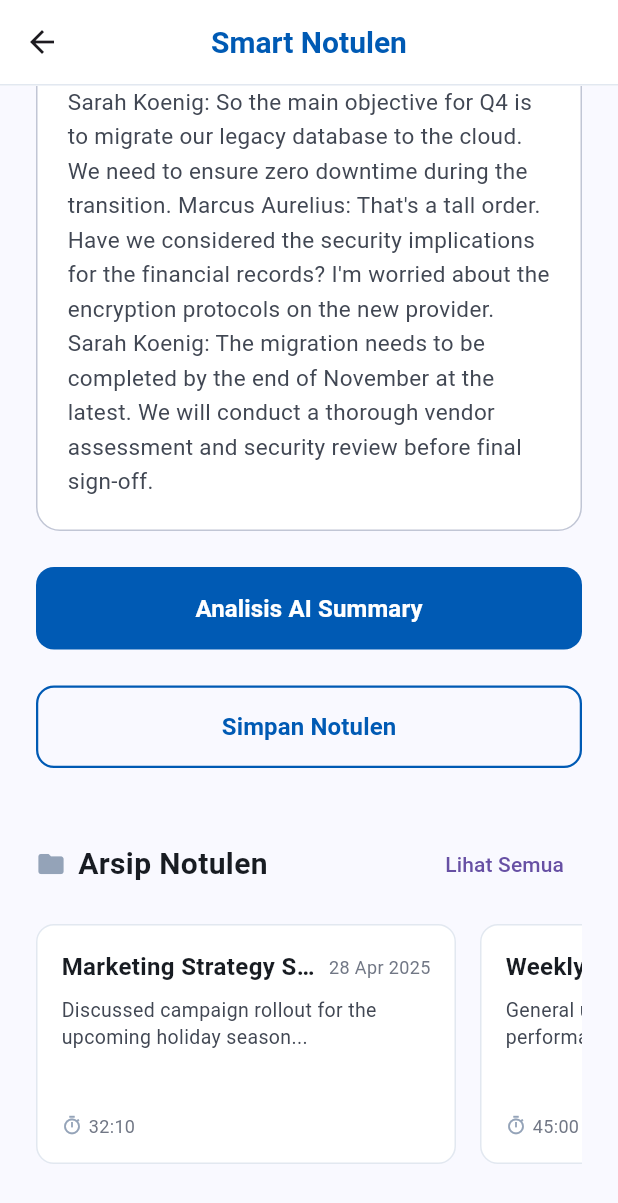
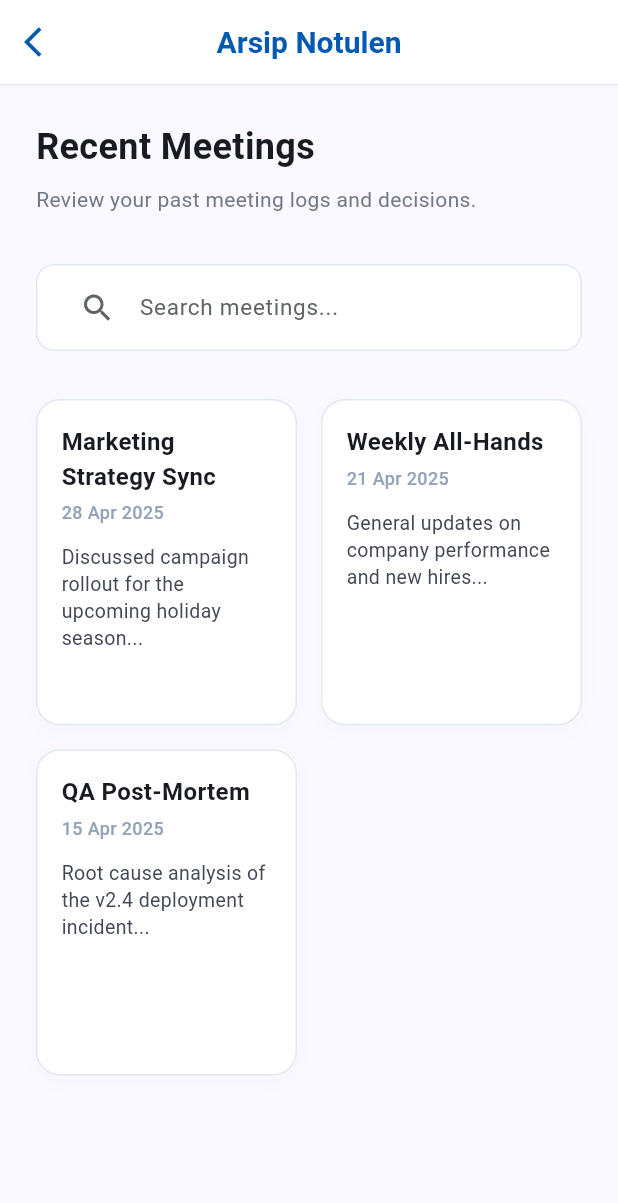
Before and after one commit to nisszhra/smartworklife_mobile, a Flutter app: the NotulenView screen opened by its route, scrolled down 402 dp, after a tap on "Lihat Semua", on a phone screen of 412 x 824 dp. Shown: the top 1203 px of the screen. Run offline on Flutter 3.47's test engine with Material 3 defaults, Android fonts, the phone set to English and light mode, and no system bars; our stand-ins replace get.

Commit message:
menambahkan dan edit komponen

```diff
--- /dev/null
+++ b/lib/app/modules/notulen/views/notulen_archive_view.dart
@@ -0,0 +1,155 @@
+import 'package:flutter/material.dart';
+import 'package:get/get.dart';
+import '../controllers/notulen_controller.dart';
+
+class NotulenArchiveView extends GetView<NotulenController> {
+  const NotulenArchiveView({super.key});
+
+  @override
+  Widget build(BuildContext context) {
+    return Scaffold(
+      backgroundColor: const Color(0xFFF9F9FF),
+      appBar: AppBar(
+        title: const Text(
+          'Arsip Notulen',
+          style: TextStyle(
+            fontWeight: FontWeight.bold,
+            fontSize: 20,
+            color: Color(0xFF005AB4),
+          ),
+        ),
+        centerTitle: true,
+        elevation: 0,
+        backgroundColor: Colors.white,
+        surfaceTintColor: Colors.transparent,
+        leading: IconButton(
+          icon: const Icon(Icons.arrow_back_ios, color: Color(0xFF005AB4)),
+          onPressed: () => Get.back(),
+        ),
+        bottom: PreferredSize(
+          preferredSize: const Size.fromHeight(1),
+          child: Container(
+            color: const Color(0xFFE2E8F0),
+            height: 1,
+          ),
+        ),
+      ),
+      body: SingleChildScrollView(
+        padding: const EdgeInsets.all(24),
+        child: Column(
+          crossAxisAlignment: CrossAxisAlignment.start,
+          children: [
+            const Text(
+              'Recent Meetings',
+              style: TextStyle(
+                fontSize: 24,
+                fontWeight: FontWeight.bold,
+                color: Color(0xFF181C22),
+              ),
+            ),
+            const SizedBox(height: 8),
+            const Text(
+              'Review your past meeting logs and decisions.',
+              style: TextStyle(
+                fontSize: 14,
+                color: Color(0xFF717785),
+                height: 1.5,
+              ),
+            ),
+            const SizedBox(height: 32),
+            // Search Bar
+            Container(
+              padding: const EdgeInsets.symmetric(horizontal: 16, vertical: 4),
+              decoration: BoxDecoration(
+                color: Colors.white,
+                borderRadius: BorderRadius.circular(12),
+                border: Border.all(color: const Color(0xFFE2E8F0)),
+              ),
+              child: const TextField(
+                decoration: InputDecoration(
+                  hintText: 'Search meetings...',
+                  hintStyle: TextStyle(color: Color(0xFF5F6368), fontSize: 15),
+                  prefixIcon: Icon(Icons.search, color: Color(0xFF5F6368)),
+                  border: InputBorder.none,
+                  contentPadding: EdgeInsets.symmetric(vertical: 12),
+                ),
+              ),
+            ),
+            const SizedBox(height: 32),
+            // Grid of Cards
+            Obx(() => GridView.builder(
+                  shrinkWrap: true,
+                  physics: const NeverScrollableScrollPhysics(),
+                  gridDelegate: const SliverGridDelegateWithFixedCrossAxisCount(
+                    crossAxisCount: 2,
+                    crossAxisSpacing: 16,
+                    mainAxisSpacing: 16,
+                    childAspectRatio: 0.8,
+                  ),
+                  itemCount: controller.archivedMeetings.length,
+                  itemBuilder: (context, index) {
+                    final archive = controller.archivedMeetings[index];
+                    return _buildArchiveCard(archive);
+                  },
+                )),
+          ],
+        ),
+      ),
+    );
+  }
+
+  Widget _buildArchiveCard(ArchivedMeeting archive) {
+    return Container(
+      padding: const EdgeInsets.all(16),
+      decoration: BoxDecoration(
+        color: Colors.white,
+        borderRadius: BorderRadius.circular(16),
+        border: Border.all(color: const Color(0xFFE2E8F0)),
+        boxShadow: [
+          BoxShadow(
+            color: Colors.black.withOpacity(0.02),
+            blurRadius: 10,
+            offset: const Offset(0, 4),
+          ),
+        ],
+      ),
+      child: Column(
+        crossAxisAlignment: CrossAxisAlignment.start,
+        children: [
+          Text(
+            archive.title,
+            style: const TextStyle(
+              fontSize: 16,
+              fontWeight: FontWeight.bold,
+              color: Color(0xFF181C22),
+            ),
+            maxLines: 2,
+            overflow: TextOverflow.ellipsis,
+          ),
+          const SizedBox(height: 4),
+          Text(
+            archive.date,
+            style: const TextStyle(
+              fontSize: 12,
+              color: Color(0xFF94A3B8),
+              fontWeight: FontWeight.w500,
+            ),
+          ),
+          const SizedBox(height: 12),
+          Expanded(
+            child: Text(
+              archive.preview,
+              style: const TextStyle(
+                fontSize: 13,
+                color: Color(0xFF414753),
+                height: 1.4,
+              ),
+              maxLines: 4,
+              overflow: TextOverflow.ellipsis,
+            ),
+          ),
+        ],
+      ),
+    );
+  }
+}
--- a/lib/app/modules/notulen/views/notulen_view.dart
+++ b/lib/app/modules/notulen/views/notulen_view.dart
@@ -1,6 +1,7 @@
 import 'package:flutter/material.dart';
 import 'package:get/get.dart';
 import '../controllers/notulen_controller.dart';
+import 'notulen_archive_view.dart';
 
 class NotulenView extends GetView<NotulenController> {
   const NotulenView({super.key});
@@ -580,10 +581,12 @@ class NotulenView extends GetView<NotulenController> {
               ],
             ),
             TextButton(
-              onPressed: () {
-                // Navigate to archived meetings list page
-              },
-              child: const Text('Lihat Semua'),
+              onPressed: () => Get.to(() => const NotulenArchiveView()),
+              child: const Text('Lihat Semua',
+              style: TextStyle(
+                color: Color(0xFF005AB4),
+                fontWeight: FontWeight.w600,
+              ),),
             ),
           ],
         ),
--- a/lib/app/modules/profile/controllers/profile_controller.dart
+++ b/lib/app/modules/profile/controllers/profile_controller.dart
@@ -124,4 +124,8 @@ class ProfileController extends GetxController {
       margin: const EdgeInsets.all(16),
     );
   }
+
+  void logout() {
+    Get.offAllNamed('/login');
+  }
 }
--- a/lib/app/modules/stretching/views/stretching_detail_view.dart
+++ b/lib/app/modules/stretching/views/stretching_detail_view.dart
@@ -230,7 +230,7 @@ class StretchingDetailView extends GetView<StretchingController> {
                             color: const Color(0xFFE8EAED),
                             borderRadius: BorderRadius.circular(16),
                           ),
-                          child: const Icon(Icons.chevron_left, color: Color(0xFF3C4043)),
+                          child: const Icon(Icons.arrow_back_ios, color: Color(0xFF005AB4)),
                         ),
                       ),
                       const SizedBox(width: 16),
--- a/pubspec.yaml
+++ b/pubspec.yaml
@@ -60,6 +60,7 @@ flutter:
 
   assets:
     - assets/images/
+    - assets/gif/
 
   # To add assets to your application, add an assets section, like this:
   # assets:
```
Also changed, not shown: lib/app/modules/login/views/login_view.dart (+1 -14 lines), lib/app/modules/profile/views/profile_view.dart (+30 -2 lines), lib/app/modules/signup/views/signup_view.dart (+1 -14 lines), lib/app/modules/stretching/views/stretching_preview_view.dart (+3 -31 lines), lib/app/modules/todolist/views/todolist_view.dart (+2 -8 lines), 1 other file.
